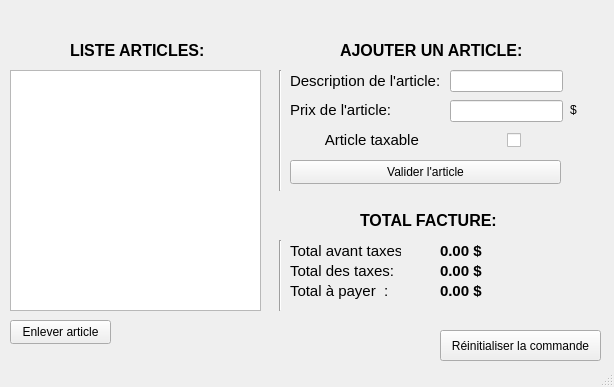
Old version of the form mainwindow.ui in the repository Sci-pio/TP6_INF1015.
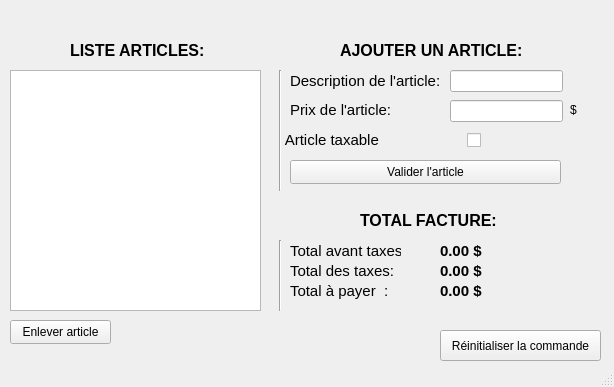
New version of the form.

Patch:
```diff
--- a/mainwindow.ui
+++ b/mainwindow.ui
@@ -98,9 +98,9 @@
    <widget class="QCheckBox" name="checkBoxTaxe">
     <property name="geometry">
      <rect>
-      <x>290</x>
+      <x>280</x>
       <y>130</y>
-      <width>231</width>
+      <width>201</width>
       <height>20</height>
      </rect>
     </property>
```
